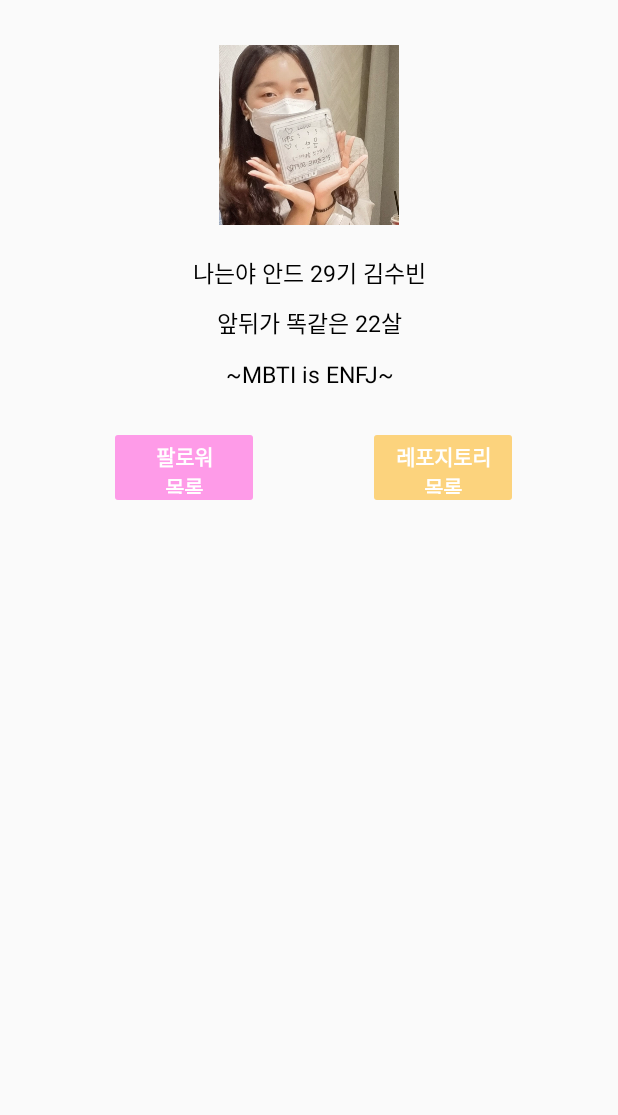
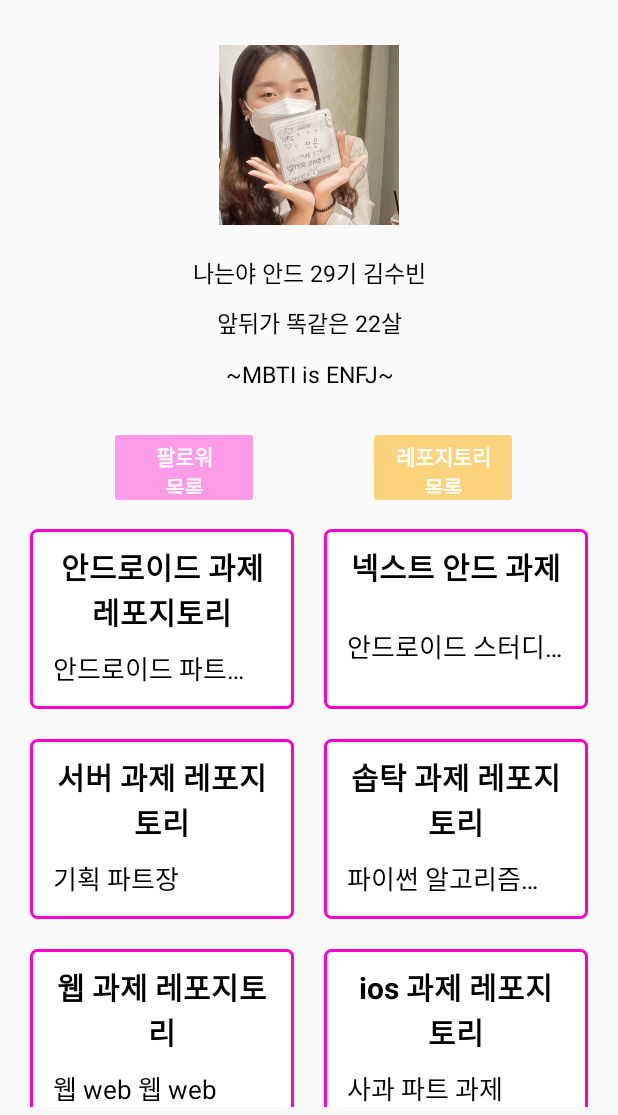
Before and after one commit to 29th-WE-SOPT-Android-Part/Android-Subin, an Android app: the fragment RepositoryFragment placed in its activity, after a tap on an icon or button, on a phone screen of 412 x 824 dp, the part 121-1236 px from its top. Run offline under Robolectric (Android 15) with nearby library versions, the phone set to English and light mode, and no system bars.

Commit message:
[ADD] Repository fragment
레포지토리 구현

```diff
--- /dev/null
+++ b/AndroidSopt/app/src/main/java/com/example/androidsopt/RepoData.kt
@@ -0,0 +1,6 @@
+package com.example.androidsopt
+
+data class RepoData(
+    val title : String,
+    val content : String
+)
--- /dev/null
+++ b/AndroidSopt/app/src/main/java/com/example/androidsopt/RepositoryAdapter.kt
@@ -0,0 +1,38 @@
+package com.example.androidsopt
+
+import android.view.LayoutInflater
+import android.view.ViewGroup
+import androidx.recyclerview.widget.RecyclerView
+import com.example.androidsopt.databinding.ItemRepositoryBinding
+import java.nio.file.Files.size
+
+class RepositoryAdapter : RecyclerView.Adapter<RepositoryAdapter.RepositoryViewHolder>() {
+
+    val repoList = mutableListOf<RepoData>()
+
+    override fun onCreateViewHolder(
+        parent: ViewGroup,
+        viewType: Int
+    ): RepositoryViewHolder {
+        val binding = ItemRepositoryBinding.inflate( //repository 데이터 inflate
+            LayoutInflater.from(parent.context),
+            parent, false
+        )
+        return RepositoryViewHolder(binding)
+    }
+
+    override fun onBindViewHolder(holder: RepositoryViewHolder, position: Int) {
+        holder.onBind(repoList[position]) // RepoData 변수 repoList인데 위치
+
+    }
+
+    override fun getItemCount(): Int = repoList.size
+
+    class RepositoryViewHolder(private val binding: ItemRepositoryBinding) :
+        RecyclerView.ViewHolder(binding.root) {
+        fun onBind(data: RepoData) {
+            binding.tvTitle.text = data.title
+            binding.tvContent.text = data.content
+        }
+    }
+}
--- a/AndroidSopt/app/src/main/java/com/example/androidsopt/RepositoryFragment.kt
+++ b/AndroidSopt/app/src/main/java/com/example/androidsopt/RepositoryFragment.kt
@@ -5,21 +5,44 @@ import androidx.fragment.app.Fragment
 import android.view.LayoutInflater
 import android.view.View
 import android.view.ViewGroup
-
-// TODO: Rename parameter arguments, choose names that match
-// the fragment initialization parameters, e.g. ARG_ITEM_NUMBER
-private const val ARG_PARAM1 = "param1"
-private const val ARG_PARAM2 = "param2"
-
+import com.example.androidsopt.databinding.FragmentRepositoryBinding
 
 class RepositoryFragment : Fragment() {
 
+    private var _binding: FragmentRepositoryBinding?=null
+    private val binding get() = _binding ?: error ("Binding이 초기화 되지 않았습니다!")
+    private lateinit var repositoryAdapter: RepositoryAdapter
 
     override fun onCreateView(
         inflater: LayoutInflater, container: ViewGroup?,
         savedInstanceState: Bundle?
     ): View? {
         // Inflate the layout for this fragment
-        return inflater.inflate(R.layout.fragment_repository, container, false)
+        _binding = FragmentRepositoryBinding.inflate(layoutInflater,container,false)
+        initAdapter()
+        return binding.root
+        //return inflater.inflate(R.layout.fragment_repository, container, false)
+    }
+    override fun onDestroyView() {
+        super.onDestroyView()
+        _binding=null
+    }
+    private fun initAdapter() {
+        //adapter 초기화
+        repositoryAdapter = RepositoryAdapter()
+        //adatper와 recyclerview 연동
+        binding.rvRepository.adapter = repositoryAdapter
+
+        repositoryAdapter.repoList.addAll(
+            listOf(
+                RepoData("안드로이드 과제 레포지토리", "안드로이드 파트 과제과제과제과제과제"),
+                RepoData("넥스트 안드 과제", "안드로이드 스터디 과제"),
+                RepoData("서버 과제 레포지토리", "기획 파트장"),
+                RepoData("솝탁 과제 레포지토리", "파이썬 알고리즘 과제"),
+                RepoData("웹 과제 레포지토리", "웹 web 웹 web"),
+                RepoData("ios 과제 레포지토리", "사과 파트 과제")
+            )
+        )
+        repositoryAdapter.notifyDataSetChanged()
     }
 }
--- a/AndroidSopt/app/src/main/res/layout/item_repository.xml
+++ b/AndroidSopt/app/src/main/res/layout/item_repository.xml
@@ -16,8 +16,10 @@
             android:layout_marginTop="10dp"
             android:layout_marginEnd="15dp"
             android:textColor="@color/black"
-            android:textSize="22sp"
+            android:textSize="20sp"
             android:textStyle="bold"
+            android:textAlignment="center"
+            android:gravity="center"
             app:layout_constraintEnd_toEndOf="parent"
             app:layout_constraintStart_toStartOf="parent"
             app:layout_constraintTop_toTopOf="parent"
@@ -30,10 +32,10 @@
             android:layout_marginTop="5dp"
             android:layout_marginBottom="10dp"
             android:ellipsize="end"
+            android:maxLines="1"
             android:textColor="@color/black"
-            android:maxLength="10"
             android:singleLine="true"
-            android:textSize="18sp"
+            android:textSize="17sp"
             app:layout_constraintBottom_toBottomOf="parent"
             app:layout_constraintEnd_toEndOf="@+id/tv_title"
             app:layout_constraintStart_toStartOf="@+id/tv_title"
```
